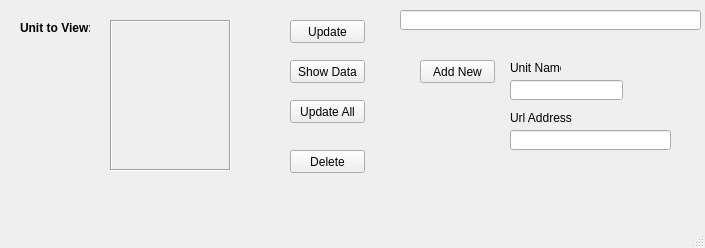
This is GUI.ui in SeanMilty95/FinalScraper as Qt 5 draws it before an edit. The edited form follows.
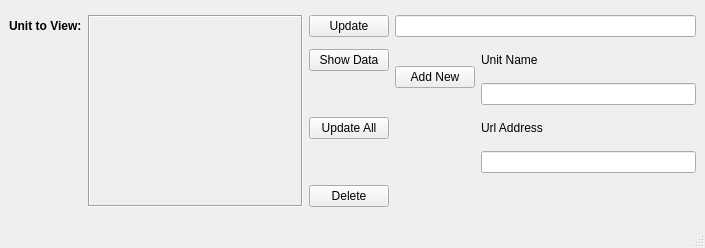
This is the edited form.

Commit message: basic Scaleing for the main GUI

```diff
--- a/GUI.ui
+++ b/GUI.ui
@@ -14,34 +14,44 @@
    <string>MainWindow</string>
   </property>
   <widget class="QWidget" name="centralwidget">
-   <widget class="QLabel" name="label">
-    <property name="geometry">
-     <rect>
-      <x>20</x>
-      <y>20</y>
-      <width>70</width>
-      <height>16</height>
-     </rect>
-    </property>
-    <property name="font">
-     <font>
-      <weight>75</weight>
-      <bold>true</bold>
-     </font>
-    </property>
+   <layout class="QGridLayout" name="gridLayout">
+    <item row="5" column="2">
+     <widget class="QPushButton" name="pushButton_5">
+      <property name="text">
+       <string>Delete</string>
+      </property>
+     </widget>
+    </item>
+    <item row="0" column="3" colspan="2">
+     <widget class="QLineEdit" name="ErrorEdit">
+      <property name="clearButtonEnabled">
+       <bool>false</bool>
+      </property>
+     </widget>
+    </item>
+    <item row="2" column="4">
+     <widget class="QLineEdit" name="lineEdit">
+      <property name="autoFillBackground">
+       <bool>false</bool>
+      </property>
+     </widget>
+    </item>
+    <item row="3" column="4">
+     <widget class="QLabel" name="label_3">
     <property name="text">
-     <string>Unit to View:</string>
-    </property>
-   </widget>
+       <string>Url Address</string>
+      </property>
+     </widget>
+    </item>
+    <item row="3" column="2">
+     <widget class="QPushButton" name="pushButton_3">
+      <property name="text">
+       <string>Update All</string>
+      </property>
+     </widget>
+    </item>
+    <item row="0" column="1" rowspan="6">
    <widget class="QScrollArea" name="scrollArea">
-    <property name="geometry">
-     <rect>
-      <x>110</x>
-      <y>20</y>
-      <width>121</width>
-      <height>151</height>
-     </rect>
-    </property>
     <property name="frameShape">
      <enum>QFrame::Box</enum>
     </property>
@@ -56,139 +66,58 @@
       <rect>
        <x>0</x>
        <y>0</y>
-       <width>117</width>
-       <height>147</height>
+         <width>218</width>
+         <height>173</height>
       </rect>
      </property>
     </widget>
    </widget>
-   <widget class="QPushButton" name="pushButton">
-    <property name="geometry">
-     <rect>
-      <x>290</x>
-      <y>20</y>
-      <width>75</width>
-      <height>23</height>
-     </rect>
-    </property>
-    <property name="text">
-     <string>Update</string>
-    </property>
-   </widget>
+    </item>
+    <item row="1" column="3" rowspan="2">
    <widget class="QPushButton" name="pushButton_2">
-    <property name="geometry">
-     <rect>
-      <x>420</x>
-      <y>60</y>
-      <width>75</width>
-      <height>23</height>
-     </rect>
-    </property>
     <property name="text">
      <string>Add New</string>
     </property>
    </widget>
-   <widget class="QPushButton" name="pushButton_3">
-    <property name="geometry">
-     <rect>
-      <x>290</x>
-      <y>100</y>
-      <width>75</width>
-      <height>23</height>
-     </rect>
-    </property>
+    </item>
+    <item row="0" column="2">
+     <widget class="QPushButton" name="pushButton">
     <property name="text">
-     <string>Update All</string>
-    </property>
-   </widget>
-   <widget class="QLineEdit" name="lineEdit">
-    <property name="geometry">
-     <rect>
-      <x>510</x>
-      <y>80</y>
-      <width>113</width>
-      <height>20</height>
-     </rect>
-    </property>
-    <property name="autoFillBackground">
-     <bool>false</bool>
-    </property>
-   </widget>
-   <widget class="QLineEdit" name="lineEdit_2">
-    <property name="geometry">
-     <rect>
-      <x>510</x>
-      <y>130</y>
-      <width>161</width>
-      <height>20</height>
-     </rect>
-    </property>
-   </widget>
+       <string>Update</string>
+      </property>
+     </widget>
+    </item>
+    <item row="4" column="4">
+     <widget class="QLineEdit" name="lineEdit_2"/>
+    </item>
+    <item row="1" column="4">
    <widget class="QLabel" name="label_2">
-    <property name="geometry">
-     <rect>
-      <x>510</x>
-      <y>60</y>
-      <width>51</width>
-      <height>16</height>
-     </rect>
-    </property>
     <property name="text">
      <string>Unit Name</string>
     </property>
    </widget>
-   <widget class="QLabel" name="label_3">
-    <property name="geometry">
-     <rect>
-      <x>510</x>
-      <y>110</y>
-      <width>71</width>
-      <height>16</height>
-     </rect>
+    </item>
+    <item row="0" column="0">
+     <widget class="QLabel" name="label">
+      <property name="font">
+       <font>
+        <weight>75</weight>
+        <bold>true</bold>
+       </font>
     </property>
     <property name="text">
-     <string>Url Address</string>
-    </property>
-   </widget>
-   <widget class="QPushButton" name="pushButton_5">
-    <property name="geometry">
-     <rect>
-      <x>290</x>
-      <y>150</y>
-      <width>75</width>
-      <height>23</height>
-     </rect>
-    </property>
-    <property name="text">
-     <string>Delete</string>
-    </property>
-   </widget>
-   <widget class="QLineEdit" name="ErrorEdit">
-    <property name="geometry">
-     <rect>
-      <x>400</x>
-      <y>10</y>
-      <width>301</width>
-      <height>20</height>
-     </rect>
-    </property>
-    <property name="clearButtonEnabled">
-     <bool>false</bool>
-    </property>
-   </widget>
+       <string>Unit to View:</string>
+      </property>
+     </widget>
+    </item>
+    <item row="1" column="2">
    <widget class="QPushButton" name="show_data">
-    <property name="geometry">
-     <rect>
-      <x>290</x>
-      <y>60</y>
-      <width>75</width>
-      <height>23</height>
-     </rect>
-    </property>
     <property name="text">
      <string>Show Data</string>
     </property>
    </widget>
+    </item>
+   </layout>
   </widget>
   <widget class="QMenuBar" name="menubar">
    <property name="geometry">
```
Lines whose indentation alone changed are shown as unchanged. The commit also changes 3 other files.
